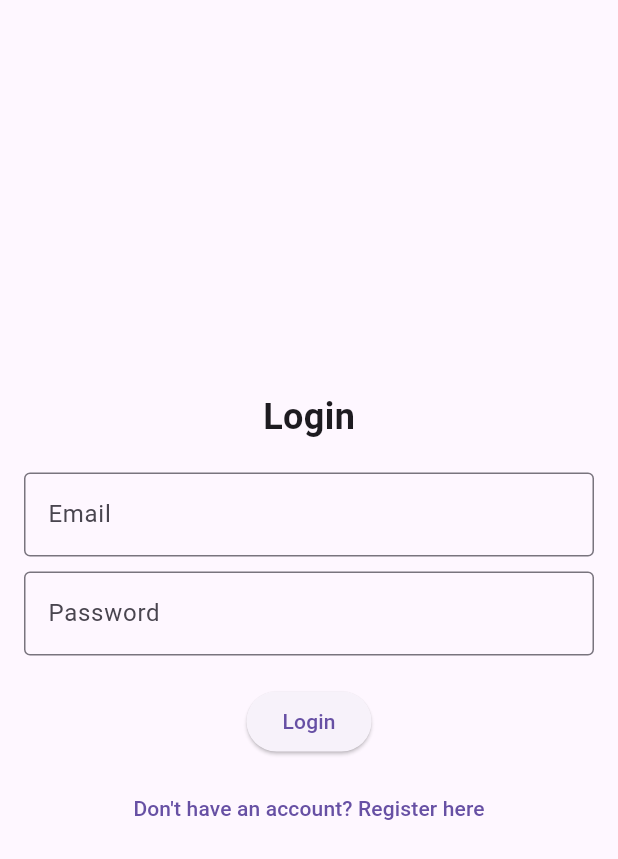
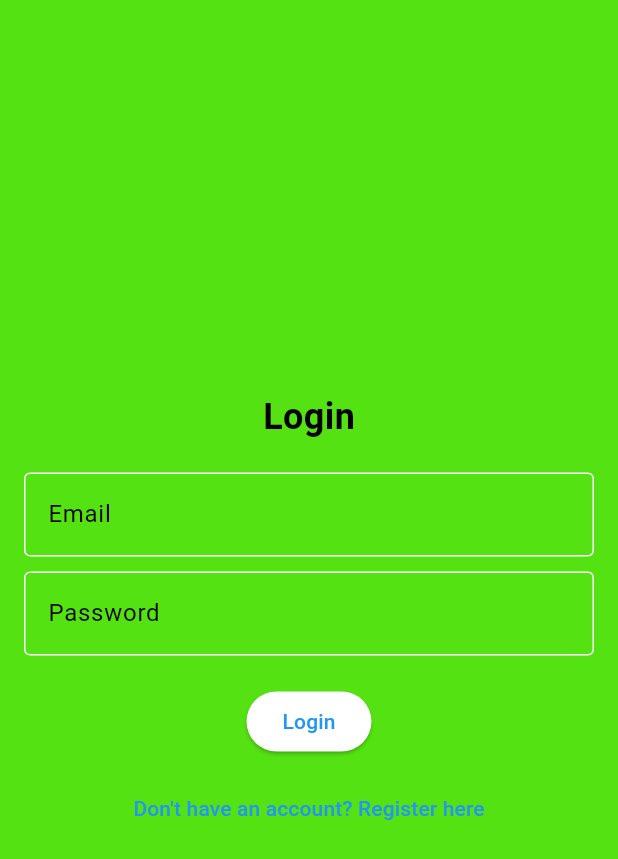
Before and after one commit to AkinniyiS/FinTrak, a Flutter app: the screen it shows after launch, on a phone screen of 412 x 824 dp. Shown: the top 859 px of the screen. Run offline on Flutter 3.47's test engine with Material 3 defaults, Android fonts, the light colour scheme and no system bars; our stand-ins replace firebase_auth, firebase_core; accounts and stored records are empty.

Commit message:
added color

```diff
--- a/lib/login_screen.dart
+++ b/lib/login_screen.dart
@@ -34,7 +34,7 @@ class _LoginScreenState extends State<LoginScreen> {
       );
     }
   }
-
+//Token verification
   Future<void> login() async {
     if (!mounted) return;
     setState(() {
--- a/lib/main.dart
+++ b/lib/main.dart
@@ -15,6 +15,11 @@ class MyApp extends StatelessWidget {
   Widget build(BuildContext context) {
     return MaterialApp(
       debugShowCheckedModeBanner: false,
+      theme: ThemeData(
+    primaryColor: const Color.fromARGB(255, 2, 75, 20), // Color for AppBar and other elements
+    scaffoldBackgroundColor: const Color.fromARGB(255, 84, 226, 18), // Background color for screens
+    colorScheme: ColorScheme.fromSwatch().copyWith(secondary: const Color.fromARGB(255, 63, 23, 205)), // Accent color
+  ),
       home: LoginScreen(),
     );
   }
```
Also changed, not shown: 4 other files.
